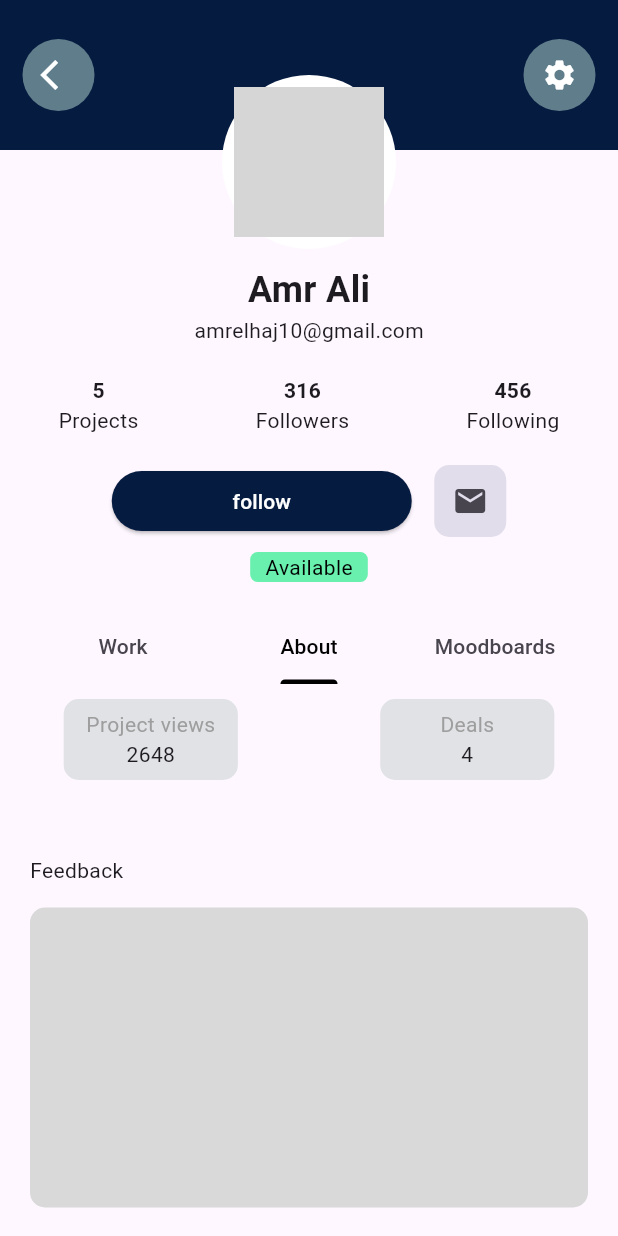
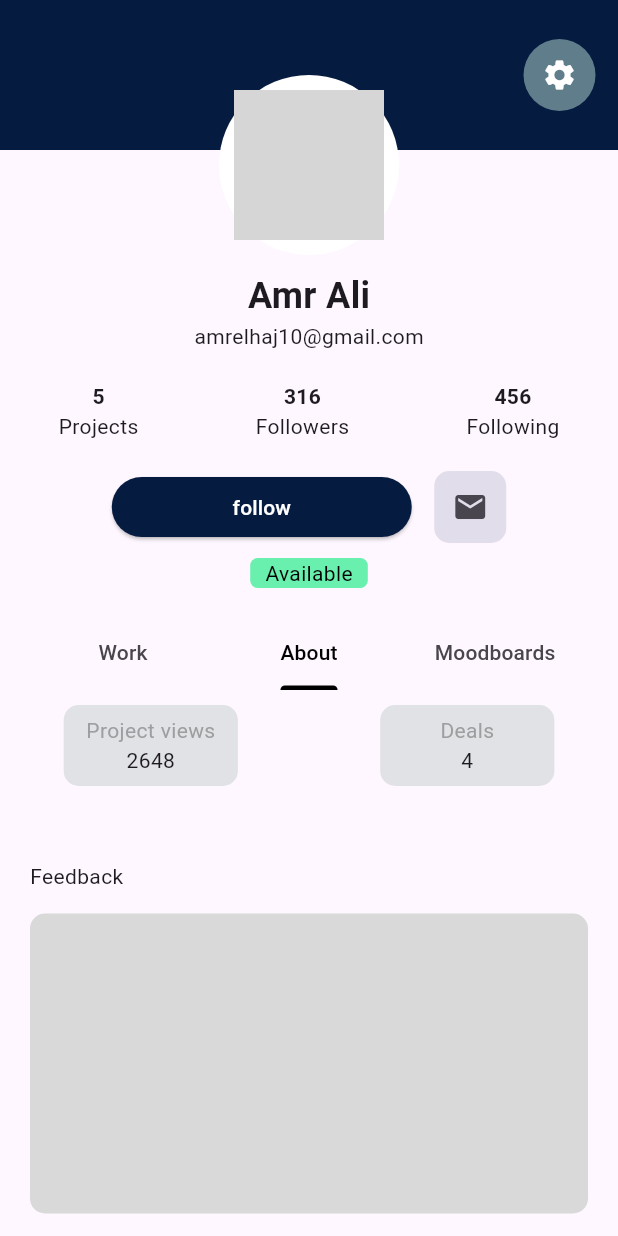
Before and after one commit to Amrelhag/creartive, a Flutter app: the ProfileTab screen opened directly, tab 2 chosen, on a phone screen of 412 x 824 dp. Run offline on Flutter 3.47's test engine with Material 3 defaults, Android fonts, the phone set to English and light mode, and no system bars; our stand-ins replace flutter_svg, image_picker, lottie; grey boxes are pictures that could not be loaded.

Commit message:
+ made the profile look better and each image can be viewed larger

```diff
--- a/lib/ui/Home/tabs/profiletab.dart
+++ b/lib/ui/Home/tabs/profiletab.dart
@@ -1,7 +1,16 @@
 import 'package:flutter/material.dart';
 
 class ProfileTab extends StatelessWidget {
-  const ProfileTab({super.key});
+  ProfileTab({super.key});
+
+  final List<String> imagePaths = [
+    'assets/artwork (1).jpg',
+    'assets/artwork (2).jpg',
+    'assets/artwork (3).jpg',
+    'assets/artwork (4).jpg',
+    'assets/artwork (5).jpg',
+    'assets/artwork (6).jpg',
+  ];
 
   @override
   Widget build(BuildContext context) {
@@ -15,9 +24,8 @@ class ProfileTab extends StatelessWidget {
               height: 100,
               color: Color.fromARGB(255, 6, 27, 64),
               child: Row(
-                mainAxisAlignment: MainAxisAlignment.spaceBetween,
+                mainAxisAlignment: MainAxisAlignment.end,
                 children: [
-                  Container(decoration: BoxDecoration(borderRadius: BorderRadius.circular(150), color: Colors.blueGrey), child: IconButton(color: Colors.white, onPressed: (){}, icon: Icon(Icons.arrow_back_ios))),
                   Container(decoration: BoxDecoration(borderRadius: BorderRadius.circular(150), color: Colors.blueGrey), child: IconButton(color: Colors.white, onPressed: (){}, icon: Icon(Icons.settings)))
                 ],
               ),
@@ -27,14 +35,24 @@ class ProfileTab extends StatelessWidget {
                 SizedBox(height: 50,),
                 Center(
                   child: Container(
-                    padding: EdgeInsets.all(8),
+                    padding: EdgeInsets.all(10),
                     decoration: BoxDecoration(
                       color: Colors.white,
                       shape: BoxShape.circle
                     ),
-                    child: CircleAvatar(
-                      radius: 50,
-                      backgroundImage: AssetImage('assets/artwork (1).jpeg'),
+                    child: InkWell(
+                      child: CircleAvatar(
+                        radius: 50,
+                        backgroundImage: AssetImage('assets/prof_pic.jpeg'),
+                      ),
+                      onTap: () {
+                        Navigator.push(
+                          context,
+                          MaterialPageRoute(
+                            builder: (context) => FullScreenImageScreen(imagePath: 'assets/prof_pic.jpeg'),
+                          ),
+                        );
+                      },
                     ),
                   ),
                 ),
@@ -124,46 +142,26 @@ class ProfileTab extends StatelessWidget {
                   child: TabBarView(
                     children: [
                       GridView.count(
+                        padding: EdgeInsets.only(right: 20,left: 20),
                         crossAxisCount: 3,
                         crossAxisSpacing: 10,
                         mainAxisSpacing: 10,
-                        children: [
-                          GestureDetector(
-                            onTap: (){},
+                        children: imagePaths.map((path) {
+                          return InkWell(
+                            onTap: () {
+                              Navigator.push(
+                                context,
+                                MaterialPageRoute(
+                                  builder: (context) => FullScreenImageScreen(imagePath: path),
+                                ),
+                              );
+                            },
                             child: ClipRRect(
-                              borderRadius: BorderRadius.circular(25),
-                              child: Image.asset('assets/artwork (6).jpg')
+                              borderRadius: BorderRadius.circular(10.0),
+                              child: Image.asset(path, fit: BoxFit.cover),
                             ),
-                          ),
-                          GestureDetector(
-                            onTap: (){},
-                            child: ClipRRect(
-                              borderRadius: BorderRadius.circular(25),
-                              child: Image.asset('assets/artwork (2).jpg'),
-                            ),
-                          ),
-                          GestureDetector(
-                            onTap: (){},
-                            child: ClipRRect(
-                              borderRadius: BorderRadius.circular(25),
-                              child: Image.asset('assets/artwork (3).jpg'),
-                            ),
-                          ),
-                          GestureDetector(
-                            onTap: (){},
-                            child: ClipRRect(
-                              borderRadius: BorderRadius.circular(25),
-                              child: Image.asset('assets/artwork (4).jpg'),
-                            ),
-                          ),
-                          GestureDetector(
-                            onTap: (){},
-                            child: ClipRRect(
-                              borderRadius: BorderRadius.circular(25),
-                              child: Image.asset('assets/artwork (5).jpg'),
-                            ),
-                          ),
-                        ],
+                          );
+                        }).toList(),
                       ),
                       ListView(
                         padding: EdgeInsets.only(right: 20,left: 20),
@@ -241,3 +239,34 @@ class ProfileTab extends StatelessWidget {
     );
   }
 }
+
+class FullScreenImageScreen extends StatelessWidget {
+  final String imagePath;
+
+  FullScreenImageScreen({required this.imagePath});
+
+  @override
+  Widget build(BuildContext context) {
+    return Scaffold(
+      backgroundColor: Colors.black,
+      appBar: AppBar(
+        leading: IconButton(onPressed: (){
+          Navigator.push(
+            context,
+            MaterialPageRoute(
+              builder: (context) => ProfileTab()
+            ),
+          );
+        }, icon: Icon(Icons.arrow_back_ios)),
+        backgroundColor: Colors.black,
+        iconTheme: IconThemeData(color: Colors.white),
+      ),
+      body: Center(
+        child: Image.asset(
+          imagePath,
+          fit: BoxFit.contain, // Ensures the image scales appropriately
+        ),
+      ),
+    );
+  }
+}
```
